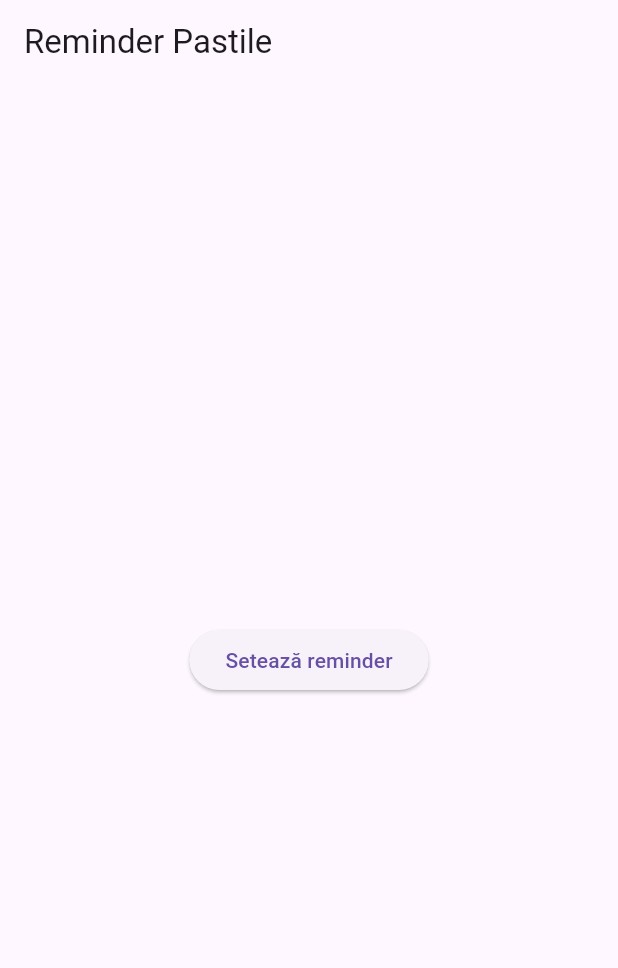
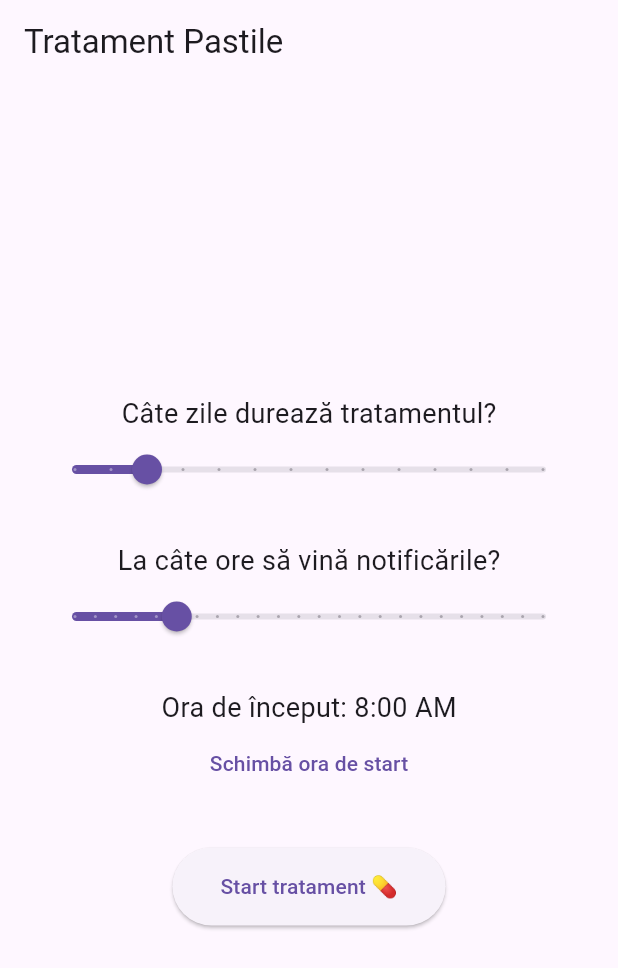
Before and after one commit to NuMaCheamaTudor/BDF-Flutter, a Flutter app: the screen it shows after launch, on a phone screen of 412 x 824 dp. Shown: the top 968 px of the screen. Run offline on Flutter 3.47's test engine with Material 3 defaults, Android fonts, the light colour scheme and no system bars; our stand-ins replace flutter_local_notifications, permission_handler, timezone.

Commit message:
tratament

```diff
--- a/main/lib/main.dart
+++ b/main/lib/main.dart
@@ -1,8 +1,12 @@
 import 'package:flutter/material.dart';
+import 'package:permission_handler/permission_handler.dart';
 import 'notification_service.dart';
 
 void main() async {
   WidgetsFlutterBinding.ensureInitialized();
+  if (await Permission.notification.isDenied) {
+    await Permission.notification.request();
+  }
   await NotificationService.init();
   runApp(MyApp());
 }
@@ -12,34 +16,92 @@ class MyApp extends StatelessWidget {
   Widget build(BuildContext context) {
     return MaterialApp(
       title: 'Reminder Pastile',
+      theme: ThemeData(primarySwatch: Colors.deepPurple),
       home: HomeScreen(),
+      debugShowCheckedModeBanner: false,
     );
   }
 }
 
-class HomeScreen extends StatelessWidget {
-  Future<void> pickTime(BuildContext context) async {
+class HomeScreen extends StatefulWidget {
+  @override
+  State<HomeScreen> createState() => _HomeScreenState();
+}
+
+class _HomeScreenState extends State<HomeScreen> {
+  int _zile = 3;
+  int _intervalOre = 6;
+  TimeOfDay _oraStart = TimeOfDay(hour: 8, minute: 0);
+
+  Future<void> _alegeOraStart(BuildContext context) async {
     final TimeOfDay? picked = await showTimePicker(
       context: context,
-      initialTime: TimeOfDay.now(),
+      initialTime: _oraStart,
+    );
+    if (picked != null) {
+      setState(() => _oraStart = picked);
+    }
+  }
+
+  void _startReminder() async {
+    final interval = Duration(hours: _intervalOre);
+    final total = Duration(days: _zile);
+
+    await NotificationService.scheduleRepeatedNotifications(
+      interval: interval,
+      totalDuration: total,
+      startHour: _oraStart.hour,
+      startMinute: _oraStart.minute,
     );
 
-    if (picked != null) {
-      await NotificationService.scheduleReminderAtTime(picked.hour, picked.minute);
-      ScaffoldMessenger.of(context).showSnackBar(
-        SnackBar(content: Text('Reminder setat la ${picked.format(context)}')),
-      );
-    }
+    ScaffoldMessenger.of(context).showSnackBar(
+      SnackBar(content: Text('Reminder setat: $_zile zile, la $_intervalOre ore, începând de la ${_oraStart.format(context)}')),
+    );
   }
 
   @override
   Widget build(BuildContext context) {
     return Scaffold(
-      appBar: AppBar(title: const Text('Reminder Pastile')),
-      body: Center(
-        child: ElevatedButton(
-          onPressed: () => pickTime(context),
-          child: const Text('Setează reminder'),
+      appBar: AppBar(title: const Text('Tratament Pastile')),
+      body: Padding(
+        padding: const EdgeInsets.all(24.0),
+        child: Column(
+          mainAxisAlignment: MainAxisAlignment.center,
+          children: [
+            Text("Câte zile durează tratamentul?", style: TextStyle(fontSize: 18)),
+            Slider(
+              value: _zile.toDouble(),
+              min: 1,
+              max: 14,
+              divisions: 13,
+              label: "$_zile zile",
+              onChanged: (val) => setState(() => _zile = val.toInt()),
+            ),
+            SizedBox(height: 24),
+            Text("La câte ore să vină notificările?", style: TextStyle(fontSize: 18)),
+            Slider(
+              value: _intervalOre.toDouble(),
+              min: 1,
+              max: 24,
+              divisions: 23,
+              label: "$_intervalOre ore",
+              onChanged: (val) => setState(() => _intervalOre = val.toInt()),
+            ),
+            SizedBox(height: 24),
+            Text("Ora de început: ${_oraStart.format(context)}", style: TextStyle(fontSize: 18)),
+            TextButton(
+              onPressed: () => _alegeOraStart(context),
+              child: const Text("Schimbă ora de start"),
+            ),
+            SizedBox(height: 32),
+            ElevatedButton(
+              onPressed: _startReminder,
+              child: const Text("Start tratament 💊"),
+              style: ElevatedButton.styleFrom(
+                padding: EdgeInsets.symmetric(horizontal: 32, vertical: 16),
+              ),
+            ),
+          ],
         ),
       ),
     );
--- a/main/lib/notification_service.dart
+++ b/main/lib/notification_service.dart
@@ -1,21 +1,44 @@
 import 'package:flutter_local_notifications/flutter_local_notifications.dart';
-import 'package:timezone/data/latest.dart' as tz;
+import 'package:timezone/data/latest_all.dart' as tz;
 import 'package:timezone/timezone.dart' as tz;
-import 'package:flutter_local_notifications/flutter_local_notifications.dart';
 
 class NotificationService {
-  static final _notifications = FlutterLocalNotificationsPlugin();
+  static final FlutterLocalNotificationsPlugin _notificationsPlugin =
+      FlutterLocalNotificationsPlugin();
 
-  static Future init() async {
-    const android = AndroidInitializationSettings('@mipmap/ic_launcher');
-    const settings = InitializationSettings(android: android);
-    await _notifications.initialize(settings);
+  static const AndroidNotificationDetails _androidDetails =
+      AndroidNotificationDetails(
+    'canal_reminder',
+    'Reminder Pastile',
+    channelDescription: 'Trimite notificări la ore programate',
+    importance: Importance.max,
+    priority: Priority.high,
+    playSound: true,
+    enableVibration: true,
+    ticker: 'Reminder pastile',
+  );
+
+  static const NotificationDetails _notificationDetails = NotificationDetails(
+    android: _androidDetails,
+  );
+
+  static Future<void> init() async {
     tz.initializeTimeZones();
+
+    const AndroidInitializationSettings initializationSettingsAndroid =
+        AndroidInitializationSettings('@mipmap/ic_launcher');
+
+    const InitializationSettings initializationSettings =
+        InitializationSettings(
+      android: initializationSettingsAndroid,
+    );
+
+    await _notificationsPlugin.initialize(initializationSettings);
   }
 
-  static Future scheduleReminderAtTime(int hour, int minute) async {
+  static Future<void> scheduleOrShowNow(int hour, int minute) async {
     final now = tz.TZDateTime.now(tz.local);
-    var scheduled = tz.TZDateTime(
+    var scheduledDate = tz.TZDateTime(
       tz.local,
       now.year,
       now.month,
@@ -24,25 +47,61 @@ class NotificationService {
       minute,
     );
 
-    if (scheduled.isBefore(now)) {
-      scheduled = scheduled.add(const Duration(days: 1));
+    if (scheduledDate.isBefore(now.add(const Duration(seconds: 60)))) {
+      await _notificationsPlugin.show(
+        1,
+        'Reminder pastile',
+        'Este timpul să-ți iei pastilele 💊',
+        _notificationDetails,
+      );
+    } else {
+      await _notificationsPlugin.zonedSchedule(
+        0,
+        'Reminder pastile',
+        'Este timpul să-ți iei pastilele 💊',
+        scheduledDate,
+        _notificationDetails,
+        matchDateTimeComponents: DateTimeComponents.time,
+        androidScheduleMode: AndroidScheduleMode.exactAllowWhileIdle,
+        payload: 'reminder',
+      );
+    }
+  }
+
+  static Future<void> scheduleRepeatedNotifications({
+    required Duration interval,
+    required Duration totalDuration,
+    required int startHour,
+    required int startMinute,
+  }) async {
+    final now = tz.TZDateTime.now(tz.local);
+    var start = tz.TZDateTime(
+      tz.local,
+      now.year,
+      now.month,
+      now.day,
+      startHour,
+      startMinute,
+    );
+
+    if (start.isBefore(now)) {
+      start = start.add(Duration(days: 1));
     }
 
-    await _notifications.zonedSchedule(
-      0,
-      '💊 Reminder pastile',
-      'Este timpul să iei pastilele!',
-      scheduled,
-      const NotificationDetails(
-        android: AndroidNotificationDetails(
-          'reminder_channel',
-          'Reminders',
-          importance: Importance.max,
-          priority: Priority.high,
-        ),
-      ),
-      androidScheduleMode: AndroidScheduleMode.exactAllowWhileIdle,  // <--- asta trebuie adăugat
-      matchDateTimeComponents: DateTimeComponents.time, // zilnic
-    );
+    final end = start.add(totalDuration);
+    int id = 100;
+
+    for (var time = start; time.isBefore(end); time = time.add(interval)) {
+      await _notificationsPlugin.zonedSchedule(
+        id++,
+        'Reminder pastile',
+        'Pastila nr. ${id - 100} 💊',
+        time,
+        _notificationDetails,
+        androidScheduleMode: AndroidScheduleMode.exactAllowWhileIdle,
+        matchDateTimeComponents: null,
+        payload: 'recurent',
+      );
+    }
   }
 }
```
Also changed, not shown: main/pubspec.yaml (+7 -0 lines), 1 other file.
